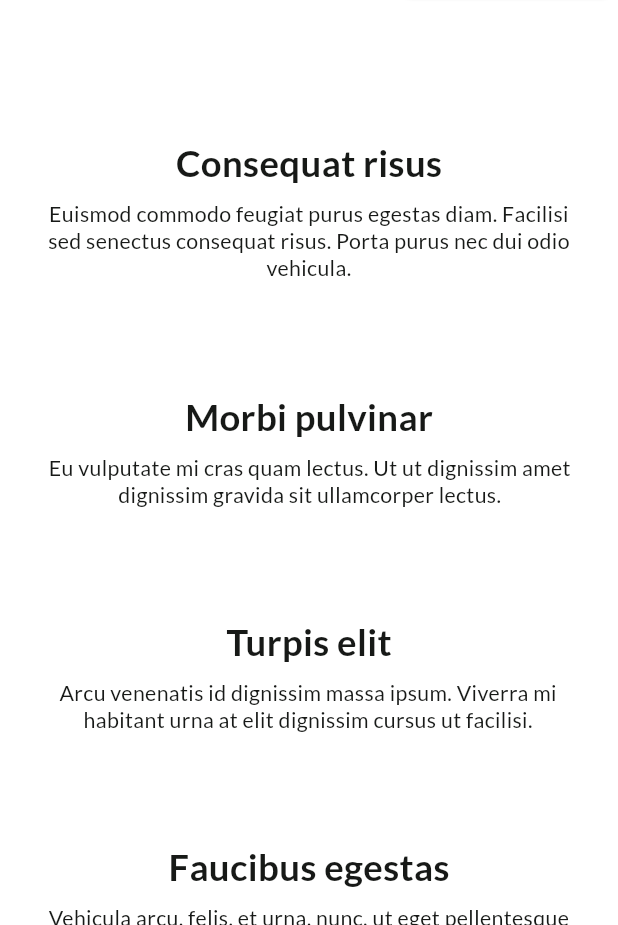
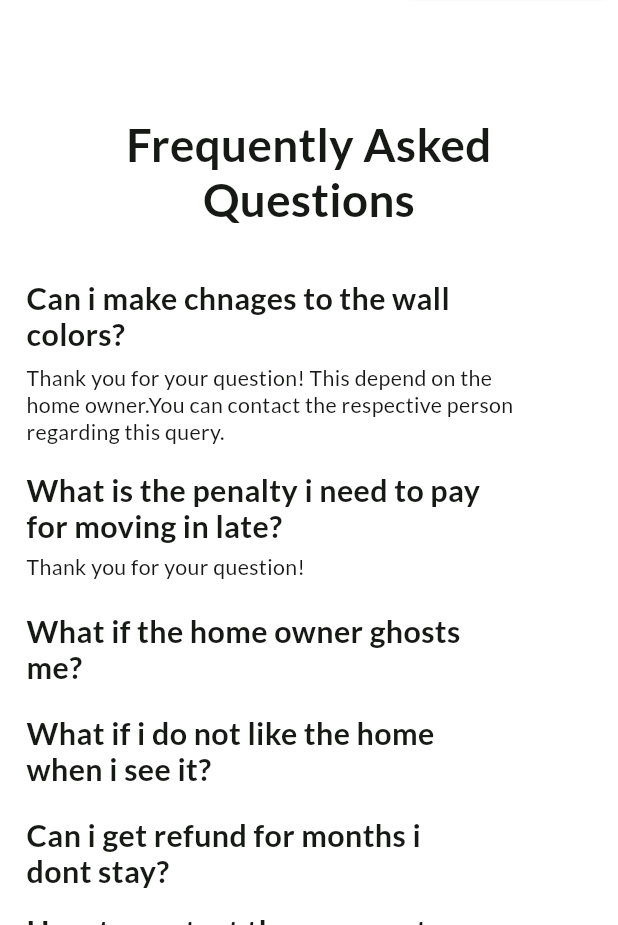
Before and after one commit to Sevitha27/Nestopia, a Flutter app: the ListPropertyScreen screen opened by its route, scrolled down 3456 dp, on a phone screen of 412 x 824 dp, the part 311-1236 px from its top. Run offline on Flutter 3.47's test engine with Material 3 defaults, Android fonts, the phone set to English and light mode, and no system bars; our stand-ins replace cached_network_image, calendar_date_picker2, cloud_firestore, dotted_border, firebase_auth, firebase_core and 4 more; missing offline and left inert: country_pickers; accounts and stored records are empty.

Commit message:
list property

```diff
--- a/lib/presentation/list_property_screen/list_property_screen.dart
+++ b/lib/presentation/list_property_screen/list_property_screen.dart
@@ -113,89 +113,8 @@ class ListPropertyScreen extends StatelessWidget {
                               imagePath: ImageConstant.imgEvaBookFill,
                               height: 40.adaptSize,
                               width: 40.adaptSize),
-                          SizedBox(height: 13.v),
-                          Text("Consequat risus",
-                              style: theme.textTheme.headlineSmall),
-                          SizedBox(height: 7.v),
-                          Container(
-                              width: 335.h,
-                              margin: EdgeInsets.symmetric(horizontal: 19.h),
-                              child: Text(
-                                  "Euismod commodo feugiat purus egestas diam. Facilisi sed senectus consequat risus. Porta purus nec dui odio vehicula.",
-                                  maxLines: 3,
-                                  overflow: TextOverflow.ellipsis,
-                                  textAlign: TextAlign.center,
-                                  style: CustomTextStyles.bodyMediumGray900
-                                      .copyWith(height: 1.29))),
-                          SizedBox(height: 19.v),
-                          CustomImageView(
-                              imagePath: ImageConstant.imgEvaAwardFill,
-                              height: 40.adaptSize,
-                              width: 40.adaptSize),
-                          SizedBox(height: 13.v),
-                          Text("Morbi pulvinar",
-                              style: theme.textTheme.headlineSmall),
-                          SizedBox(height: 7.v),
-                          Container(
-                              width: 334.h,
-                              margin: EdgeInsets.only(left: 20.h, right: 19.h),
-                              child: Text(
-                                  "Eu vulputate mi cras quam lectus. Ut ut dignissim amet dignissim gravida sit ullamcorper lectus.",
-                                  maxLines: 2,
-                                  overflow: TextOverflow.ellipsis,
-                                  textAlign: TextAlign.center,
-                                  style: CustomTextStyles.bodyMediumGray900
-                                      .copyWith(height: 1.29))),
-                          SizedBox(height: 18.v),
-                          CustomImageView(
-                              imagePath: ImageConstant.imgEvaBookFill,
-                              height: 40.adaptSize,
-                              width: 40.adaptSize),
-                          SizedBox(height: 13.v),
-                          Text("Turpis elit",
-                              style: theme.textTheme.headlineSmall),
-                          SizedBox(height: 7.v),
-                          Container(
-                              width: 317.h,
-                              margin: EdgeInsets.only(left: 28.h, right: 29.h),
-                              child: Text(
-                                  "Arcu venenatis id dignissim massa ipsum. Viverra mi habitant urna at elit dignissim cursus ut facilisi.",
-                                  maxLines: 2,
-                                  overflow: TextOverflow.ellipsis,
-                                  textAlign: TextAlign.center,
-                                  style: CustomTextStyles.bodyMediumGray900
-                                      .copyWith(height: 1.29))),
-                          SizedBox(height: 18.v),
-                          CustomImageView(
-                              imagePath: ImageConstant.imgEvaAwardFill,
-                              height: 40.adaptSize,
-                              width: 40.adaptSize),
-                          SizedBox(height: 13.v),
-                          Text("Faucibus egestas",
-                              style: theme.textTheme.headlineSmall),
-                          SizedBox(height: 7.v),
-                          Container(
-                              width: 333.h,
-                              margin: EdgeInsets.symmetric(horizontal: 20.h),
-                              child: Text(
-                                  "Vehicula arcu, felis, et urna, nunc, ut eget pellentesque scelerisque. Accumsan et velit nibh tempor.",
-                                  maxLines: 2,
-                                  overflow: TextOverflow.ellipsis,
-                                  textAlign: TextAlign.center,
-                                  style: CustomTextStyles.bodyMediumGray900
-                                      .copyWith(height: 1.29))),
-                          SizedBox(height: 30.v),
-                          Text("Pricing", style: theme.textTheme.headlineLarge),
-                          SizedBox(height: 13.v),
-                          Text(
-                              "Compare our pricing model to high street agents",
-                              style: theme.textTheme.bodyLarge),
-                          SizedBox(height: 38.v),
-                          _buildOne1(context),
-                          SizedBox(height: 39.v),
-                          Text("Vs", style: theme.textTheme.headlineSmall),
-                          SizedBox(height: 39.v),
-                          _buildThree(context),
+
+
                           SizedBox(
                               width: 231.h,
                               child: Text("Frequently Asked Questions",
@@ -268,7 +187,7 @@ class ListPropertyScreen extends StatelessWidget {
                               padding: EdgeInsets.symmetric(horizontal: 16.h),
                               child: _buildQuestion4(context,
                                   dynamicText: "how to find help?")),
-                          SizedBox(height: 47.v),
+
                           _buildFooter(context)
                         ]))))));
   }
@@ -869,12 +788,12 @@ class ListPropertyScreen extends StatelessWidget {
   // }
 
   /// Section Widget
-  Widget _buildSubscribe(BuildContext context) {
-    return CustomElevatedButton(
-        width: 134.h,
-        text: "Subscribe",
-        buttonStyle: CustomButtonStyles.fillPrimary);
-  }
+  // Widget _buildSubscribe(BuildContext context) {
+  //   return CustomElevatedButton(
+  //       width: 134.h,
+  //       text: "Subscribe",
+  //       buttonStyle: CustomButtonStyles.fillPrimary);
+  // }
 
   /// Section Widget
   Widget _buildFooter(BuildContext context) {
@@ -888,13 +807,13 @@ class ListPropertyScreen extends StatelessWidget {
                   padding: EdgeInsets.symmetric(horizontal: 16.h),
                   decoration: AppDecoration.white,
                   child: Column(mainAxisSize: MainAxisSize.min, children: [
-                    CustomImageView(
-                        imagePath: ImageConstant.imgCalendar,
-                        height: 44.v,
-                        width: 46.h,
-                        onTap: () {
-                          onTapImgCalendar(context);
-                        }),
+                    // CustomImageView(
+                    //     imagePath: ImageConstant.imgCalendar,
+                    //     height: 44.v,
+                    //     width: 46.h,
+                    //     onTap: () {
+                    //       onTapImgCalendar(context);
+                    //     }),
                     SizedBox(height: 54.v),
                     Row(
                         mainAxisAlignment: MainAxisAlignment.center,
@@ -995,9 +914,9 @@ class ListPropertyScreen extends StatelessWidget {
                                 .copyWith(height: 1.25))),
                     SizedBox(height: 17.v),
                    // _buildEmail1(context),
-                    SizedBox(height: 20.v),
-                    _buildSubscribe(context),
-                    SizedBox(height: 20.v)
+                    // SizedBox(height: 20.v),
+                    // _buildSubscribe(context),
+                    // SizedBox(height: 20.v)
                   ]))),
           Align(
               alignment: Alignment.bottomCenter,
```
